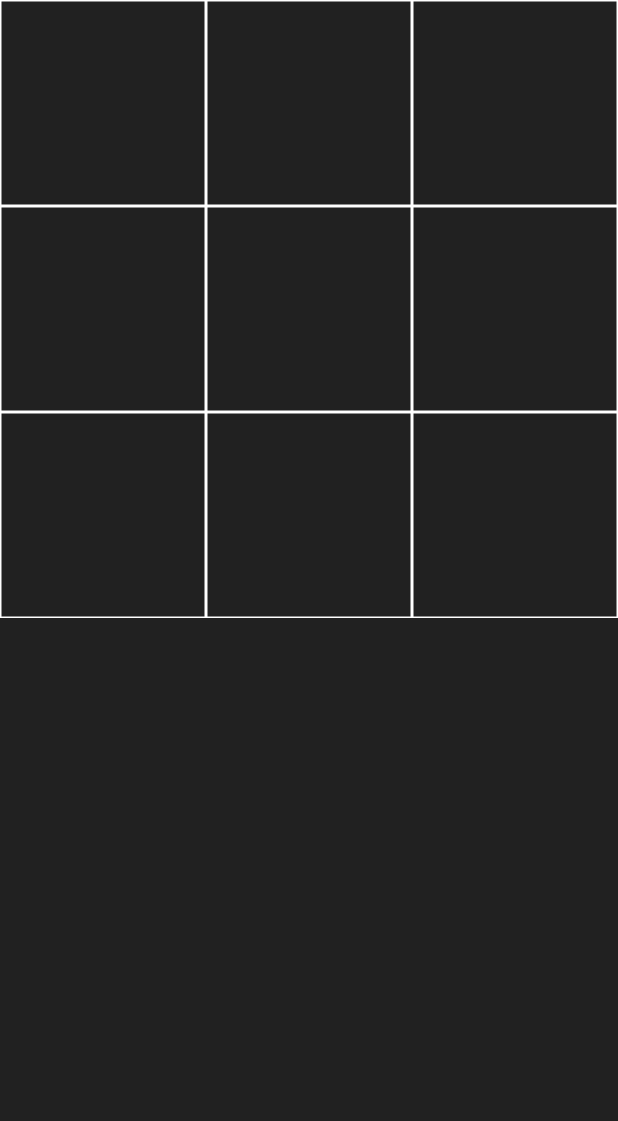
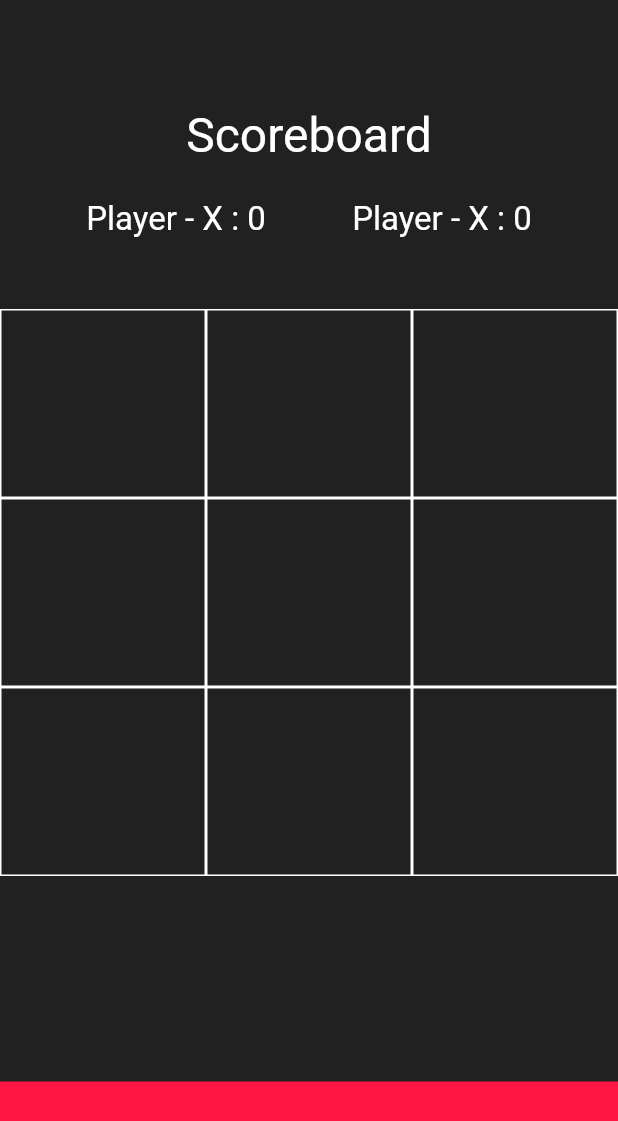
Before and after one commit to Hamdan985/TicTacToe, a Flutter app: the screen it shows after launch, on a phone screen of 412 x 824 dp. Shown: the top 1121 px of the screen. Run offline on Flutter 3.47's test engine with Material 2 defaults, Android fonts, the phone set to English and light mode, and no system bars.

Commit message:
scoreboard logic

```diff
--- a/lib/screens/home_screen.dart
+++ b/lib/screens/home_screen.dart
@@ -7,6 +7,8 @@ class HomeScreen extends StatefulWidget {
 }
 
 class _HomeScreenState extends State<HomeScreen> {
+  int no_of_ex_wins = 0;
+  int no_of_oh_wins = 0;
   bool exTurn = true;
   List<String> exOh = ['', '', '', '', '', '', '', '', ''];
   List<int> playedTiles = [];
@@ -20,10 +22,42 @@ class _HomeScreenState extends State<HomeScreen> {
         mainAxisAlignment: MainAxisAlignment.center,
         children: <Widget>[
           Expanded(
+              flex: 2,
+              child: Column(
+                mainAxisAlignment: MainAxisAlignment.center,
+                children: <Widget>[
+                  Padding(
+                    padding: const EdgeInsets.all(24.0),
+                    child: Text(
+                      'Scoreboard',
+                      style: TextStyle(
+                        fontSize: 32.0,
+                        color: Colors.white,
+                      ),
+                    ),
+                  ),
+                  Row(
+                    mainAxisAlignment: MainAxisAlignment.spaceEvenly,
+                    children: <Widget>[
+                      Text(
+                        'Player - X : $no_of_ex_wins',
+                        style: TextStyle(color: Colors.white, fontSize: 22.0),
+                      ),
+                      Text(
+                        'Player - X : $no_of_ex_wins',
+                        style: TextStyle(color: Colors.white, fontSize: 22.0),
+                      ),
+                    ],
+                  )
+                ],
+              )),
+          Expanded(
+            flex: 5,
             child: GridView.builder(
               itemCount: 9,
               gridDelegate: SliverGridDelegateWithFixedCrossAxisCount(
                 crossAxisCount: 3,
+                childAspectRatio: 1.09,
               ),
               itemBuilder: (BuildContext context, int index) {
                 return GestureDetector(
@@ -46,6 +80,12 @@ class _HomeScreenState extends State<HomeScreen> {
                   ),
                 );
               },
+            ),
+          ),
+          Expanded(
+            flex: 1,
+            child: Container(
+              color: Colors.redAccent[400],
             ),
           ),
         ],
```
